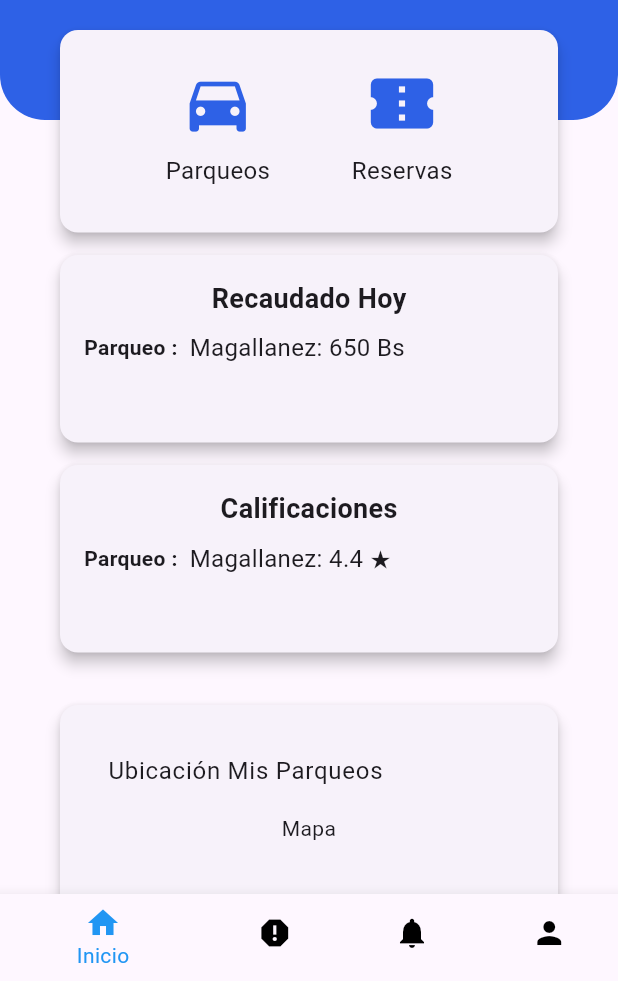
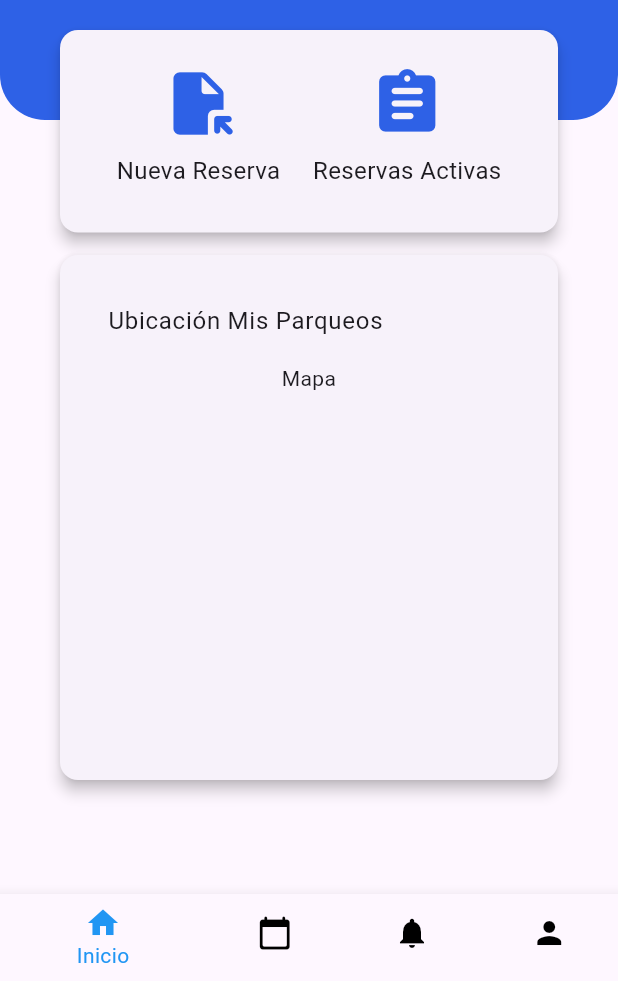
Before and after one commit to RicardoFernandezCastillo/PR-PARQUEO-2023-B, a Flutter app: the screen it shows after launch, on a phone screen of 412 x 824 dp, the part 255-1236 px from its top. Run offline on Flutter 3.47's test engine with Material 3 defaults, Android fonts, the phone set to English and light mode, and no system bars; our stand-ins replace cloud_firestore, firebase_core; missing offline and left inert: ticket_widget; accounts and stored records are empty.

Commit message:
Sprint 2 Completado

```diff
--- a/bluh_park/lib/main.dart
+++ b/bluh_park/lib/main.dart
@@ -1,7 +1,6 @@
-import 'package:bluh_park/pages/navigation_bar.dart';
+import 'package:bluh_park/pages/client/navigation_bar.dart';
+import 'package:bluh_park/pages/owner/navigation_bar.dart';
 import 'package:bluh_park/pages/seccion/seccion_create.dart';
-import 'package:bluh_park/pages/seccion/seccion_edit.dart';
-import 'package:bluh_park/pages/seccion/seccion_list.dart';
 import 'package:flutter/material.dart';
 import 'package:firebase_core/firebase_core.dart';
 import 'firebase_options.dart';
@@ -28,8 +27,8 @@ class MyApp extends StatelessWidget {
         useMaterial3: true,
       ),
       routes: {
-        '/': (context) => const Menu(),
-        '/home': (context) => const Menu(),
+        '/': (context) => const MenuClient(),
+        '/home': (context) => const MenuOwner(),
         '/seccion/create': (context) => const SeccionCreate(),
       },
     );
--- /dev/null
+++ b/bluh_park/lib/models/ticket_class.dart
@@ -0,0 +1,25 @@
+class Ticket {
+  late String idTicket;
+  late String brand;
+  late DateTime date;
+  late DateTime dateArrive;
+  late DateTime dateOut;
+  late String model;
+  late String plate;
+  late String status;
+  late int total;
+  late String typeVehicle;
+
+  Ticket({
+    required this.idTicket,
+    required this.brand,
+    required this.date,
+    required this.dateArrive,
+    required this.dateOut,
+    required this.model,
+    required this.plate,
+    required this.status,
+    required this.total,
+    required this.typeVehicle,
+  });
+}
--- /dev/null
+++ b/bluh_park/lib/pages/client/home_client_page.dart
@@ -0,0 +1,132 @@
+import 'package:flutter/material.dart';
+
+class HomeClient extends StatelessWidget {
+  const HomeClient({super.key});
+
+  @override
+  Widget build(BuildContext context) {
+    return Scaffold(
+      body: SingleChildScrollView(
+        child: Stack(
+          children: <Widget>[
+            Container(
+              height: 1200,
+            ),
+            ClipRRect(
+              borderRadius: const BorderRadius.only(
+                  bottomRight: Radius.circular(30),
+                  bottomLeft: Radius.circular(30)),
+              child: Container(
+                color: const Color(0xff2e61e6),
+                height: 250,
+                child: Center(
+                    child: Column(
+                  children: [
+                    const SizedBox(height: 10),
+                    const Text(
+                      'Bienvenido User',
+                      style: TextStyle(
+                        fontSize: 24,
+                        fontWeight: FontWeight.bold,
+                        color: Colors.white,
+                      ),
+                    ),
+                    Image.asset(
+                      'assets/logo.png',
+                      width: 150,
+                      height: 100,
+                    ),
+                    const Text(
+                      'BLUH PARK',
+                      style: TextStyle(fontSize: 18, color: Colors.white),
+                    ),
+                  ],
+                )),
+              ),
+            ),
+            Positioned(
+              top: 190,
+              left: 0,
+              right: 0,
+              child: Card(
+                elevation: 4,
+                borderOnForeground: true,
+                margin: const EdgeInsets.symmetric(horizontal: 40),
+                child: Container(
+                  height: 135,
+                  padding: const EdgeInsets.all(16),
+                  child: Row(
+                    mainAxisAlignment: MainAxisAlignment.spaceEvenly,
+                    children: [
+                      Column(
+                        children: [
+                          IconButton(
+                            icon: const Icon(Icons.file_open_rounded),
+                            onPressed: () {
+                              // Agrega la lógica para el botón 'Mis parqueos' aquí
+                            },
+                            iconSize: 50,
+                            color: const Color(0xff2e61e6),
+                          ),
+                          const Text(
+                            'Nueva Reserva',
+                            style: TextStyle(
+                              fontSize: 16,
+                            ),
+                          )
+                        ],
+                      ),
+                      Column(children: [
+                        IconButton(
+                          icon: const Icon(Icons.assignment_rounded),
+                          onPressed: () {
+                            // Agrega la lógica para el botón 'Reservas solicitadas' aquí
+                          },
+                          iconSize: 50,
+                          color: const Color(0xff2e61e6),
+                        ),
+                        const Text(
+                          'Reservas Activas',
+                          style: TextStyle(
+                            fontSize: 16,
+                          ),
+                        )
+                      ]),
+                    ],
+                  ),
+                ),
+              ),
+            ),
+            Positioned(
+              top: 340,
+              left: 0,
+              right: 0,
+              child: Card(
+                elevation: 4,
+                margin: const EdgeInsets.symmetric(horizontal: 40),
+                child: Container(
+                  height: 350,
+                  padding: const EdgeInsets.all(16),
+                  child: const Column(
+                    children: [
+                      ListTile(
+                        title: Text("Ubicación Mis Parqueos"),
+                      ),
+                      SizedBox(
+                        height: 200,
+                        child: Text(
+                          "Mapa",
+                          textAlign: TextAlign.center,
+                        ),
+                      ),
+                    ],
+                  ),
+                ),
+              ),
+            ),
+          ],
+        ),
+      ),
+    );
+  }
+}
--- /dev/null
+++ b/bluh_park/lib/pages/client/navigation_bar.dart
@@ -0,0 +1,47 @@
+import 'package:bluh_park/pages/client/home_client_page.dart';
+import 'package:bluh_park/pages/client/ticket_list_page.dart';
+import 'package:flutter/material.dart';
+
+void main() => runApp(const MenuClient());
+
+class MenuClient extends StatefulWidget {
+  const MenuClient({super.key});
+
+  @override
+  State<MenuClient> createState() => _MenuClientState();
+}
+
+class _MenuClientState extends State<MenuClient> {
+  int selectedIndex = 0;
+
+  final List<Widget> pages = <Widget>[
+    const HomeClient(),
+    const TicketsList(),
+    const Text('Notificaciones de reserva'),
+    const Text('Perfil'),
+  ];
+
+  @override
+  Widget build(BuildContext context) {
+    return MaterialApp(
+      debugShowCheckedModeBanner: false,
+      title: 'Bluh Park',
+      home: Scaffold(
+        body: pages[selectedIndex],
+        bottomNavigationBar: BottomNavigationBar(
+            selectedItemColor: Colors.blue,
+            unselectedItemColor: Colors.black,
+            onTap: (index) => setState(() => selectedIndex = index),
+            currentIndex: selectedIndex,
+            items: const [
+              BottomNavigationBarItem(icon: Icon(Icons.home), label: 'Inicio'),
+              BottomNavigationBarItem(
+                  icon: Icon(Icons.calendar_today_rounded), label: 'Tickets'),
+              BottomNavigationBarItem(
+                  icon: Icon(Icons.notifications), label: 'Notificaciones'),
+              BottomNavigationBarItem(icon: Icon(Icons.person), label: 'Perfil')
+            ]),
+      ),
+    );
+  }
+}
--- a/bluh_park/lib/pages/navigation_bar.dart
+++ b/bluh_park/lib/pages/owner/navigation_bar.dart
@@ -1,16 +1,16 @@
 import 'package:bluh_park/pages/owner/home_owner_page.dart';
 import 'package:flutter/material.dart';
 
-void main() => runApp(const Menu());
+void main() => runApp(const MenuOwner());
 
-class Menu extends StatefulWidget {
-  const Menu({super.key});
+class MenuOwner extends StatefulWidget {
+  const MenuOwner({super.key});
 
   @override
-  State<Menu> createState() => _MenuState();
+  State<MenuOwner> createState() => _MenuOwnerState();
 }
 
-class _MenuState extends State<Menu> {
+class _MenuOwnerState extends State<MenuOwner> {
   int selectedIndex = 0;
 
   final List<Widget> pages = <Widget>[
@@ -24,7 +24,7 @@ class _MenuState extends State<Menu> {
   Widget build(BuildContext context) {
     return MaterialApp(
       debugShowCheckedModeBanner: false,
-      title: 'Material App',
+      title: 'Bluh Park',
       home: Scaffold(
         body: pages[selectedIndex],
         bottomNavigationBar: BottomNavigationBar(
--- a/bluh_park/pubspec.yaml
+++ b/bluh_park/pubspec.yaml
@@ -32,14 +32,13 @@ dependencies:
   flutter:
     sdk: flutter
 
-
   # The following adds the Cupertino Icons font to your application.
   # Use with the CupertinoIcons class for iOS style icons.
   cupertino_icons: ^1.0.2
+  ticket_widget: ^0.0.1
   # Dependencias de Firebase
   firebase_core: ^2.15.1
   cloud_firestore: ^4.1.0
-  flutter_map: ^5.0.0
 
 dev_dependencies:
   flutter_test:
```
Also changed, not shown: bluh_park/lib/pages/client/ticket_detail.dart (added, +197 -0 lines), bluh_park/lib/pages/client/ticket_list_page.dart (added, +101 -0 lines), bluh_park/lib/pages/seccion/seccion_edit.dart (+4 -4 lines), bluh_park/lib/services/fb_service_ticket.dart (added, +11 -0 lines), bluh_park/assets/barcode.png (added), bluh_park/pubspec.lock.
